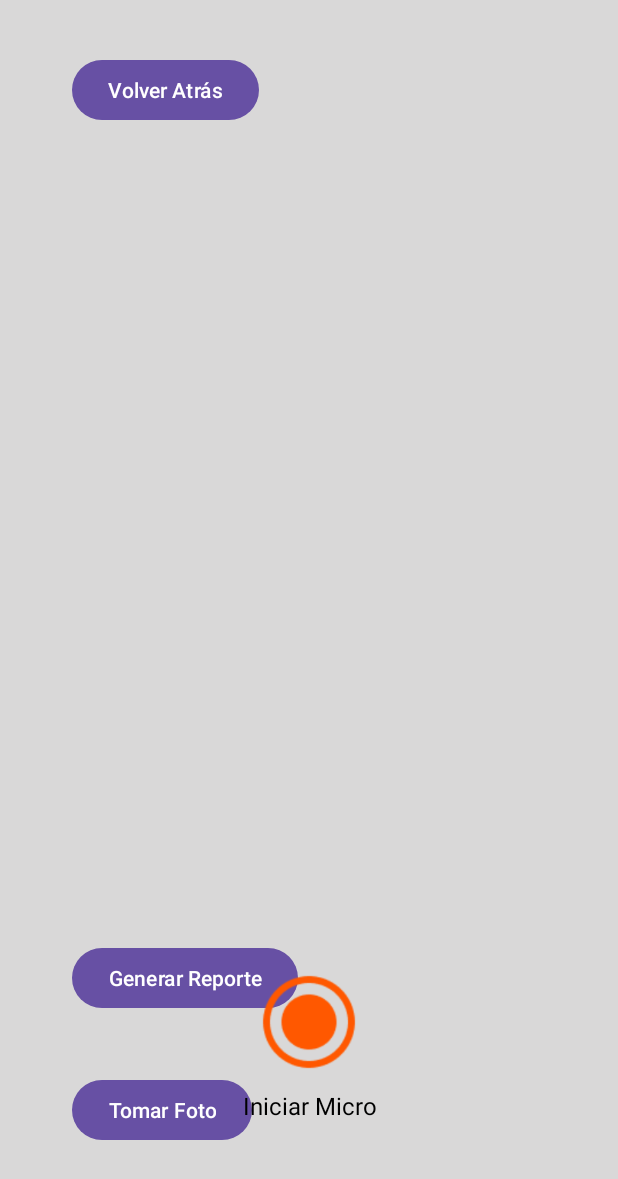
After one commit to PdEXavierMY/TFG_Mates_AndroidApp, an Android app: the ReportActivity screen opened directly, with no data from a screen before it, on a phone screen of 412 x 824 dp. The commit adds this screen. Shown: the top 1179 px of the screen. Run offline under Robolectric (Android 15) with nearby library versions, the phone set to English and light mode, and no system bars; libraries missing offline, so code that uses them is left out: org.vosk, org.vosk.android; 1 statement that could not run was skipped.

Commit message:
Pantalla Report - micro

```diff
--- a/app/src/main/AndroidManifest.xml
+++ b/app/src/main/AndroidManifest.xml
@@ -6,6 +6,7 @@
     <uses-permission android:name="android.permission.ACCESS_COARSE_LOCATION" />
     <uses-permission android:name="android.permission.ACCESS_WIFI_STATE" />
     <uses-permission android:name="android.permission.CHANGE_WIFI_STATE"/>
+    <uses-permission android:name="android.permission.RECORD_AUDIO"/>
 
     <application
         android:allowBackup="true"
@@ -28,6 +29,7 @@
         </activity>
         <activity android:name=".RobotMainActivity" />
         <activity android:name=".RobotActivity" />
+        <activity android:name=".ReportActivity" />
     </application>
 
 </manifest>
--- /dev/null
+++ b/app/src/main/java/com/example/tfgmates/ReportActivity.kt
@@ -0,0 +1,203 @@
+package com.example.tfgmates
+
+import android.Manifest
+import android.content.pm.PackageManager
+import android.content.res.AssetManager
+import android.os.Bundle
+import android.util.Log
+import android.widget.ImageView
+import android.widget.LinearLayout
+import android.widget.TextView
+import android.widget.Toast
+import androidx.activity.enableEdgeToEdge
+import androidx.appcompat.app.AppCompatActivity
+import androidx.core.app.ActivityCompat
+import androidx.core.content.ContextCompat
+import org.json.JSONObject
+import org.vosk.Model
+import org.vosk.Recognizer
+import org.vosk.android.RecognitionListener
+import org.vosk.android.SpeechService
+import java.io.File
+import java.io.FileOutputStream
+import java.io.IOException
+import kotlin.concurrent.thread
+
+class ReportActivity : AppCompatActivity() {
+
+    private lateinit var micLayout: LinearLayout
+    private lateinit var micIcon: ImageView
+    private lateinit var micText: TextView
+    private lateinit var transcriptText: TextView
+
+    private var model: Model? = null
+    private var speechService: SpeechService? = null
+    private var isListening = false
+
+    companion object {
+        private const val PERMISSIONS_REQUEST_RECORD_AUDIO = 1
+        private const val MODEL_FOLDER_NAME = "vosk-model-small-es-0.42"
+    }
+
+    override fun onCreate(savedInstanceState: Bundle?) {
+        super.onCreate(savedInstanceState)
+        setContentView(R.layout.report_main)
+        enableEdgeToEdge()
+
+        micLayout = findViewById(R.id.linearLayoutMicro)
+        micIcon = findViewById(R.id.imageViewMic)
+        micText = findViewById(R.id.textViewText)
+        transcriptText = findViewById(R.id.textoReport)
+
+        if (ContextCompat.checkSelfPermission(this, Manifest.permission.RECORD_AUDIO)
+            != PackageManager.PERMISSION_GRANTED
+        ) {
+            ActivityCompat.requestPermissions(
+                this,
+                arrayOf(Manifest.permission.RECORD_AUDIO),
+                PERMISSIONS_REQUEST_RECORD_AUDIO
+            )
+        } else {
+            initModel()
+        }
+
+        micLayout.setOnClickListener {
+            if (isListening) {
+                stopListening()
+            } else {
+                startListening()
+            }
+        }
+    }
+
+    private fun initModel() {
+        Log.d("Vosk", "Cargando modelo desde assets...")
+
+        // Ruta del modelo en assets
+        val modelPath = "vosk-model-small-es-0.42" // El nombre de la carpeta del modelo dentro de assets
+
+        // Directorio temporal donde se extraerán los archivos del modelo
+        val tempDir = File(applicationContext.cacheDir, "vosk_model").apply {
+            if (!exists()) {
+                mkdirs() // Crea el directorio si no existe
+            }
+        }
+
+        // Intentamos copiar los archivos de assets a la carpeta temporal
+        try {
+            val assetManager = assets
+            copyAssets(assetManager, modelPath, tempDir) // Copia los archivos de assets de manera recursiva
+
+            // Ahora que el modelo está copiado a un directorio accesible, lo cargamos
+            model = Model(tempDir.absolutePath)
+            Log.d("Vosk", "Modelo cargado correctamente desde: ${tempDir.absolutePath}")
+        } catch (e: Exception) {
+            Log.e("Vosk", "Error cargando el modelo: ${e.message}")
+        }
+    }
+
+    private fun copyAssets(assetManager: AssetManager, sourceDir: String, destDir: File) {
+        val files = assetManager.list(sourceDir)
+        if (files != null) {
+            for (file in files) {
+                val srcPath = "$sourceDir/$file"
+                val destFile = File(destDir, file)
+
+                // Si es una subcarpeta, recursivamente copiar su contenido
+                if (assetManager.list(srcPath).isNullOrEmpty()) {
+                    // Si no es una subcarpeta, copiar el archivo
+                    val inputStream = assetManager.open(srcPath)
+                    val outputStream = FileOutputStream(destFile)
+                    inputStream.copyTo(outputStream)
+                    inputStream.close()
+                    outputStream.close()
+                } else {
+                    // Si es una subcarpeta, crear el directorio y llamar recursivamente
+                    destFile.mkdirs()
+                    copyAssets(assetManager, srcPath, destFile)
+                }
+            }
+        }
+    }
+
+    private fun startListening() {
+        val model = model
+        if (model == null) {
+            Toast.makeText(this, "El modelo aún se está cargando...", Toast.LENGTH_SHORT).show()
+            return
+        }
+
+        try {
+            val recognizer = Recognizer(model, 16000.0f)
+            speechService = SpeechService(recognizer, 16000.0f)
+            speechService?.startListening(object : RecognitionListener {
+                override fun onPartialResult(hypothesis: String?) {
+                    Log.d("VOSK_PARTIAL", hypothesis ?: "")
+                }
+
+                override fun onResult(hypothesis: String?) {
+                    runOnUiThread {
+                        transcriptText.text = hypothesis ?: ""
+                    }
+                }
+
+                override fun onFinalResult(hypothesis: String?) {
+                    runOnUiThread {
+                        if (!hypothesis.isNullOrEmpty()) {
+                            try {
+                                val jsonObject = JSONObject(hypothesis)
+                                val texto = jsonObject.optString("text", "")
+
+                                if (texto.isNotEmpty()) {
+                                    transcriptText.append("$texto\n")
+                                } else {
+                                    Log.e("Vosk", "No se encontró la clave 'text' en la transcripción.")
+                                }
+                            } catch (e: Exception) {
+                                Log.e("Vosk", "Error al procesar el JSON: ${e.message}")
+                            }
+                        }
+                    }
+                }
+
+                override fun onError(e: Exception?) {
+                    Log.e("VOSK_ERROR", "Error: ", e ?: Exception("Error desconocido"))
+                }
+
+                override fun onTimeout() {
+                    stopListening()
+                }
+            })
+
+            isListening = true
+            micIcon.setImageResource(R.drawable.micro_img2)
+            micText.text = "Parar Micro"
+
+        } catch (e: IOException) {
+            e.printStackTrace()
+        }
+    }
+
+    private fun stopListening() {
+        speechService?.stop()
+        speechService?.shutdown()
+        isListening = false
+        micIcon.setImageResource(R.drawable.micro_img)
+        micText.text = "Iniciar Micro"
+    }
+
+    override fun onRequestPermissionsResult(
+        requestCode: Int,
+        permissions: Array<out String>,
+        grantResults: IntArray
+    ) {
+        super.onRequestPermissionsResult(requestCode, permissions, grantResults)
+        if (requestCode == PERMISSIONS_REQUEST_RECORD_AUDIO) {
+            if (grantResults.isNotEmpty() && grantResults[0] == PackageManager.PERMISSION_GRANTED) {
+            initModel()
+            } else {
+                Toast.makeText(this, "Permiso de micrófono denegado", Toast.LENGTH_SHORT).show()
+            }
+        }
+    }
+}
--- /dev/null
+++ b/app/src/main/res/layout/report_main.xml
@@ -0,0 +1,97 @@
+<?xml version="1.0" encoding="utf-8"?>
+<androidx.constraintlayout.widget.ConstraintLayout xmlns:android="http://schemas.android.com/apk/res/android"
+    xmlns:app="http://schemas.android.com/apk/res-auto"
+    xmlns:tools="http://schemas.android.com/tools"
+    android:layout_width="match_parent"
+    android:layout_height="match_parent"
+    android:background="#D9D8D8"
+    android:visibility="visible">
+
+
+    <TextView
+        android:id="@+id/textoReport"
+        android:layout_width="756dp"
+        android:layout_height="160dp"
+        android:layout_marginTop="100dp"
+        android:text=""
+        android:textColor="@color/black"
+        android:textSize="18sp"
+        app:layout_constraintEnd_toEndOf="parent"
+        app:layout_constraintStart_toStartOf="parent"
+        app:layout_constraintTop_toTopOf="parent"
+        tools:ignore="SmallSp" />
+
+    <Button
+        android:id="@+id/buttonAtras3"
+        android:layout_width="wrap_content"
+        android:layout_height="wrap_content"
+        android:layout_marginStart="48dp"
+        android:layout_marginTop="36dp"
+        android:text="Volver Atrás"
+        app:layout_constraintStart_toStartOf="parent"
+        app:layout_constraintTop_toTopOf="parent"/>
+
+    <Button
+        android:id="@+id/tomarFoto"
+        android:layout_width="wrap_content"
+        android:layout_height="wrap_content"
+        android:layout_marginStart="48dp"
+        android:layout_marginBottom="60dp"
+        android:text="Tomar Foto"
+        app:layout_constraintBottom_toBottomOf="parent"
+        app:layout_constraintStart_toStartOf="parent" />
+
+    <Button
+        android:id="@+id/generarReporte"
+        android:layout_width="wrap_content"
+        android:layout_height="wrap_content"
+        android:layout_marginStart="48dp"
+        android:layout_marginBottom="148dp"
+        android:text="Generar Reporte"
+        app:layout_constraintBottom_toBottomOf="parent"
+        app:layout_constraintStart_toStartOf="parent"/>
+
+    <ImageView
+        android:id="@+id/imagenCapturada"
+        android:layout_width="270dp"
+        android:layout_height="156dp"
+        android:layout_marginEnd="48dp"
+        android:layout_marginBottom="48dp"
+        app:layout_constraintBottom_toBottomOf="parent"
+        app:layout_constraintEnd_toEndOf="parent" />
+
+    <LinearLayout
+        android:id="@+id/linearLayoutMicro"
+        android:layout_width="173dp"
+        android:layout_height="135dp"
+        android:layout_marginBottom="60dp"
+        android:background="?android:attr/selectableItemBackground"
+        android:clickable="true"
+        android:focusable="true"
+        android:gravity="center"
+        android:orientation="vertical"
+        android:padding="10dp"
+        app:layout_constraintBottom_toBottomOf="parent"
+        app:layout_constraintEnd_toEndOf="parent"
+        app:layout_constraintStart_toStartOf="parent">
+
+        <ImageView
+            android:id="@+id/imageViewMic"
+            android:layout_width="112dp"
+            android:layout_height="73dp"
+            android:contentDescription="Iniciar Micro"
+            android:src="@drawable/micro_img" />
+
+        <TextView
+            android:id="@+id/textViewText"
+            android:layout_width="109dp"
+            android:layout_height="wrap_content"
+            android:layout_marginTop="8dp"
+            android:gravity="center"
+            android:text="Iniciar Micro"
+            android:textColor="@color/black"
+            android:textSize="16sp"
+            tools:ignore="SmallSp,TextSizeCheck" />
+    </LinearLayout>
+
+</androidx.constraintlayout.widget.ConstraintLayout>
```
Also changed, not shown: app/src/main/java/com/example/tfgmates/RobotMainActivity.kt (+14 -0 lines), app/src/main/res/drawable/micro_img.png (added), app/src/main/res/drawable/micro_img2.png (added), 7 other files.
